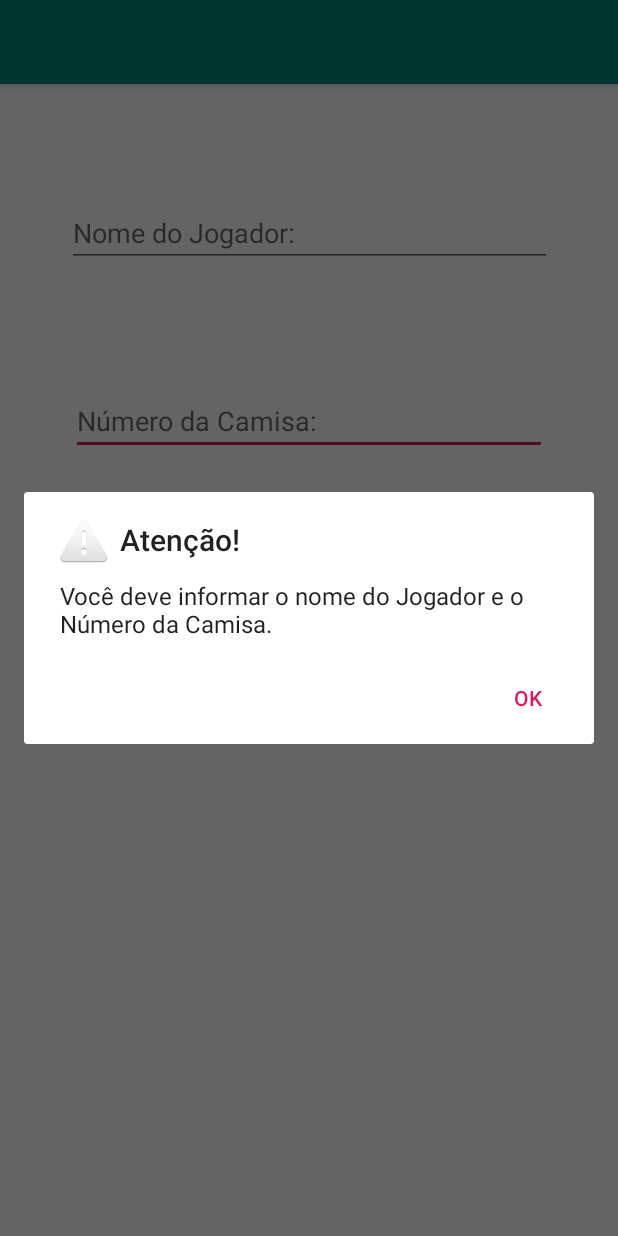
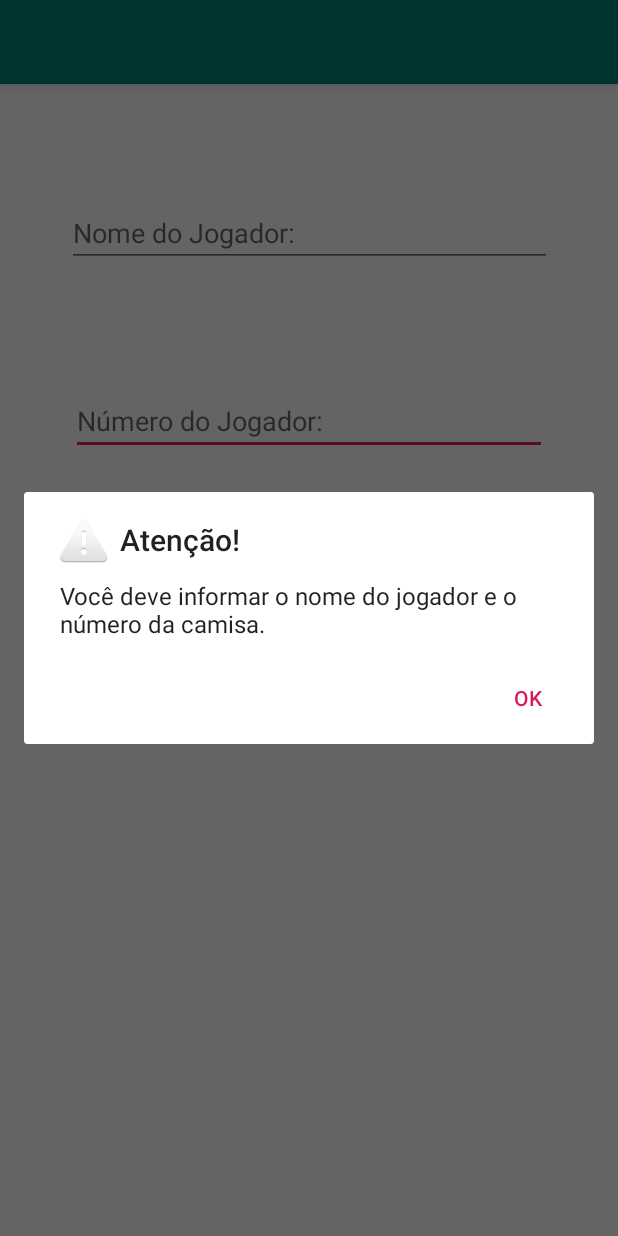
Before and after one commit to schlagerv/FADERGS-APSVictorH, an Android app: the FormularioJogadorActivity screen opened directly, with no data from a screen before it, after a tap on "SALVAR", on a phone screen of 412 x 824 dp. Run offline under Robolectric (Android 15) with nearby library versions, the phone set to English and light mode, and no system bars.

```diff
--- a/app/src/main/res/values/strings.xml
+++ b/app/src/main/res/values/strings.xml
@@ -8,19 +8,19 @@
     <string name="labelId">ID</string>
     <string name="labelNome">Nome</string>
     <string name="labelNumero">Nº</string>
-    <string name="labelPonto">Pontuação</string>
+    <string name="labelPonto">Pts</string>
 
 
 
-    <string name="hintCamisa">Número da Camisa:</string>
+    <string name="hintCamisa">Número do Jogador:</string>
     <string name="hintNomeJogador">Nome do Jogador:</string>
     <string name="hintPontos">Pontos:</string>
     <string name="hintNomeTime">Nome do Time:</string>
 
 
     <string name="txtAlerta">Atenção!</string>
-    <string name="txtAlertaJogador">Você deve informar o nome do Jogador e o Número da Camisa.</string>
-    <string name="txtAlertaTime">Você deve informar o nome do Time.</string>
+    <string name="txtAlertaJogador">Você deve informar o nome do jogador e o número da camisa.</string>
+    <string name="txtAlertaTime">Você deve informar o nome do time.</string>
 
     <string name="txtExcluir">Excluir</string>
     <string name="txtConfirmaExclusao">Confirma a exclusão ?</string>
```
Also changed, not shown: 4 other files.
